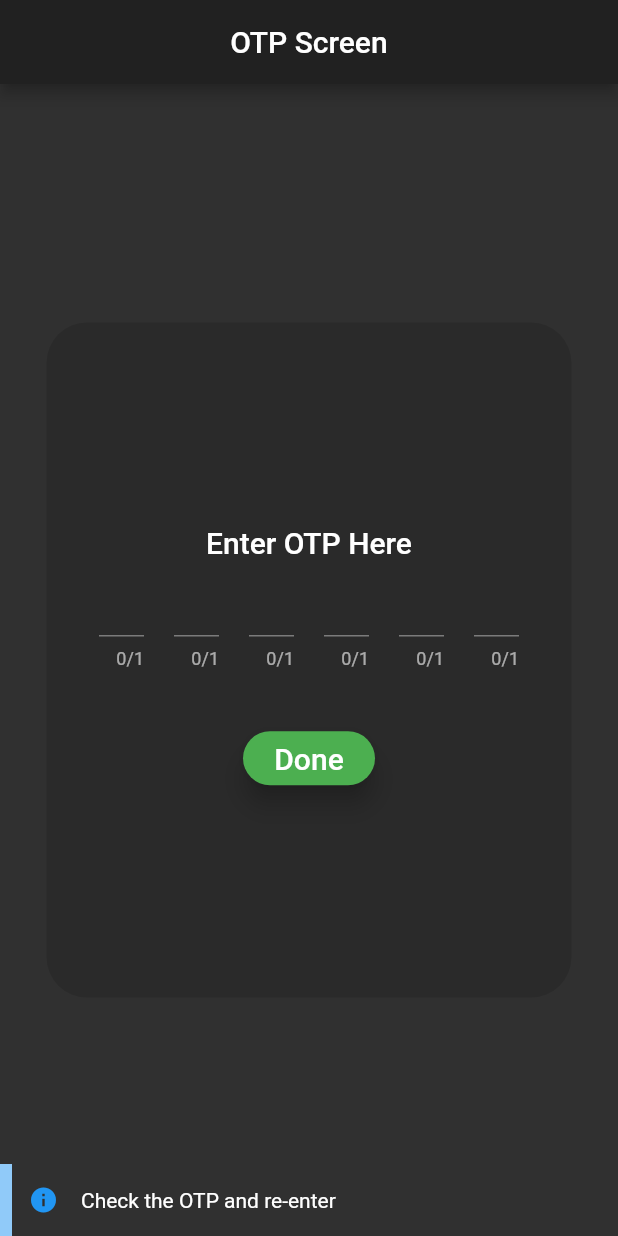
After one commit to abhirup-deb/Hospital_Municipal_Portal, a Flutter app: the otp screen opened by its route, after a tap on "Done", on a phone screen of 412 x 824 dp. The commit adds this screen. Run offline on Flutter 3.47's test engine with Material 2 defaults, Android fonts, the phone set to English and light mode, and no system bars; our stand-ins replace file_picker, flushbar, sqflite; missing offline and left inert: flappy_search_bar; accounts and stored records are empty.

Commit message:
OTP screen added

```diff
--- a/Desktop/hospital_portal/lib/main.dart
+++ b/Desktop/hospital_portal/lib/main.dart
@@ -4,6 +4,7 @@ import 'package:hospital_portal/screens/Hospital.dart';
 import 'package:hospital_portal/screens/Verification.dart';
 import 'package:hospital_portal/screens/Registration.dart';
 import 'package:hospital_portal/screens/After_verif.dart';
+import 'package:hospital_portal/screens/otp.dart';
 
 void main() => runApp(MyApp());
 
@@ -23,6 +24,7 @@ class MyApp extends StatelessWidget {
         Registration.id: (context) => Registration(),
         Hospital.id: (context) => Hospital(),
         After_verif.id: (context) => After_verif(),
+        otp.id: (context) => otp(),
       },
     );
   }
--- a/Desktop/hospital_portal/lib/screens/Registration.dart
+++ b/Desktop/hospital_portal/lib/screens/Registration.dart
@@ -3,6 +3,7 @@ import 'package:hospital_portal/screens/Homepage.dart';
 import 'package:hospital_portal/screens/Verification.dart';
 import 'package:hospital_portal/screens/Hospital.dart';
 import 'package:flushbar/flushbar.dart';
+import 'package:sqflite/sqflite.dart';
 
 
 class Registration extends StatefulWidget {
--- /dev/null
+++ b/Desktop/hospital_portal/lib/screens/otp.dart
@@ -0,0 +1,186 @@
+import 'package:flutter/material.dart';
+import 'dart:math';
+
+import 'package:flushbar/flushbar.dart';
+import 'package:hospital_portal/screens/After_verif.dart';
+
+
+
+class otp extends StatefulWidget{
+  final bool tag;
+  const otp({Key key,this.tag}): super(key:key);
+  static const String id = 'otp';
+
+
+  @override
+  _otpState createState() => _otpState();
+}
+
+class _otpState extends State<otp>{
+  FlutterOtp otp = FlutterOtp();
+  int _otp;
+  String _notp;
+  final FocusNode _focus1 = new FocusNode();
+  final FocusNode _focus2 = new FocusNode();
+  final FocusNode _focus3 = new FocusNode();
+  final FocusNode _focus4 = new FocusNode();
+  final FocusNode _focus5 = new FocusNode();
+  final FocusNode _focus6 = new FocusNode();
+
+
+
+  @override
+  void initState() {
+    String phno = '9830818161';
+    _otp = 100000 + Random().nextInt(799999 - 10000);
+    print(_otp);
+    String mssg = "Your OTP is : $_otp";
+    otp.sendOtp(phno,mssg,100000,999999,'+91');
+    super.initState();
+  }
+
+  @override
+  Widget Result(String newOTP,int tag){
+    print(newOTP);
+    if(newOTP == _otp.toString()){
+      print('Success');
+      if(tag==true)
+        Navigator.pushNamed(context,After_verif.id );
+      else if(tag==1)
+        Navigator.pushNamed(context, PolicyMaker.id);
+      else
+        Navigator.pushNamed(context, User.id);
+    }
+    else{print('Failure');
+
+    return Flushbar(
+      message: "Check the OTP and re-enter",
+      icon: Icon(
+        Icons.info,
+        size: 20.0,
+        color: Colors.blue[500],
+      ),
+      duration: Duration(seconds: 3),
+      leftBarIndicatorColor: Colors.blue[200],
+    )..show(context);
+    }
+  }
+
+  @override
+  Widget build(BuildContext context) {
+    return Scaffold(
+      appBar: AppBar(title: Text('OTP Screen'),centerTitle:true,leading: Container(),),
+
+      body: Center(child: Container(
+        padding: EdgeInsets.all(8.0),
+        height: 450.0,
+        width: 350.0,
+        decoration: BoxDecoration(borderRadius: BorderRadius.circular(27.0),color: Colors.black12),
+        child: Center(
+          child: Column(
+            mainAxisAlignment: MainAxisAlignment.center,
+            children: <Widget>[
+              Text('Enter OTP Here',style: TextStyle(fontSize: 20.0,fontWeight: FontWeight.w500,),),
+
+              SizedBox(height: 20.0,),
+
+              Row(
+                mainAxisAlignment: MainAxisAlignment.center,
+                children: <Widget>[
+                  SizedBox(width: 20.0,),
+                  Container(
+                      height: 50,
+                      width: 30,
+                      child: TextField(style: TextStyle(color: Colors.white70),textAlign: TextAlign.center,maxLength:1,keyboardType: TextInputType.number,onChanged: (val){
+                        _notp = val;
+                      },textInputAction: TextInputAction.next,focusNode: _focus1,onSubmitted: (term){
+                        _focus1.unfocus();
+                        FocusScope.of(context).requestFocus(_focus2);
+                      },
+                      )
+                  ),
+                  SizedBox(
+                    width: 20.0,
+                  ),
+                  Container(
+                      height: 50,
+                      width: 30,
+                      child: TextField(style: TextStyle(color: Colors.white70),textAlign: TextAlign.center,maxLength:1,keyboardType: TextInputType.number,onChanged: (val){
+                        _notp += val;
+                      },textInputAction: TextInputAction.next,focusNode: _focus2,onSubmitted: (term){
+                        _focus2.unfocus();
+                        FocusScope.of(context).requestFocus(_focus3);
+                      },)
+                  ),
+                  SizedBox(
+                    width: 20.0,
+                  ),
+                  Container(
+                      height: 50,
+                      width: 30,
+                      child: TextField(style: TextStyle(color: Colors.white70),textAlign: TextAlign.center,maxLength:1,keyboardType: TextInputType.number,onChanged: (val){
+                        _notp += val;
+                      },textInputAction: TextInputAction.next,focusNode: _focus3,onSubmitted: (term){
+                        _focus3.unfocus();
+                        FocusScope.of(context).requestFocus(_focus4);
+                      },)
+                  ),
+                  SizedBox(
+                    width: 20.0,
+                  ),
+                  Container(
+                      height: 50,
+                      width: 30,
+                      child: TextField(style: TextStyle(color: Colors.white70),textAlign: TextAlign.center,maxLength:1,keyboardType: TextInputType.number,onChanged: (val){
+                        _notp += val;
+                      },textInputAction: TextInputAction.next,focusNode: _focus4,onSubmitted: (term){
+                        _focus4.unfocus();
+                        FocusScope.of(context).requestFocus(_focus5);
+                      },)
+                  ),
+                  SizedBox(
+                    width: 20.0,
+                  ),
+                  Container(
+                      height: 50,
+                      width: 30,
+                      child: TextField(style: TextStyle(color: Colors.white70),textAlign: TextAlign.center,maxLength:1,keyboardType: TextInputType.number,onChanged: (val){
+                        _notp += val;
+                      },textInputAction: TextInputAction.next,focusNode: _focus5,onSubmitted: (term){
+                        _focus5.unfocus();
+                        FocusScope.of(context).requestFocus(_focus6);
+                      },)
+                  ),
+                  SizedBox(
+                    width: 20.0,
+                  ),
+                  Container(
+                    height: 50,
+                    width: 30,
+                    child: TextField(style: TextStyle(color: Colors.white70),textAlign: TextAlign.center,maxLength:1,keyboardType: TextInputType.number,onChanged: (val){
+                      _notp += val;
+                    },focusNode: _focus6,
+                    ),),
+                  SizedBox(
+                    width: 20.0,
+                  ),
+
+                ],
+              ),
+
+              SizedBox(height: 38.0,),
+
+              RaisedButton(onPressed: (){
+                setState(() {
+                  Result(_notp,widget.tag);
+                });
+              },
+                child: Text('Done',style: TextStyle(fontSize: 20.0,),),color: Colors.green,elevation: 7.0,shape: RoundedRectangleBorder(borderRadius: BorderRadius.circular(38.0),),),
+
+            ],
+          ),
+        ),
+      ),),
+    );
+  }
+}
--- a/Desktop/hospital_portal/pubspec.yaml
+++ b/Desktop/hospital_portal/pubspec.yaml
@@ -24,6 +24,7 @@ dependencies:
   flushbar: ^1.9.1
   file_picker: ^1.4.3
   flappy_search_bar: ^1.7.2
+  sqflite: ^1.2.0
 
 
 dev_dependencies:
```
Also changed, not shown: Desktop/hospital_portal/pubspec.lock.
